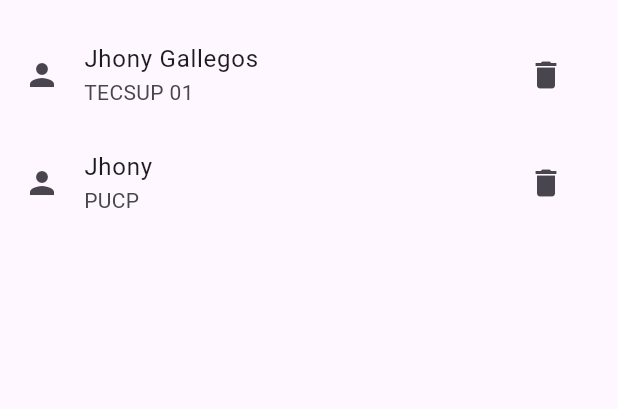
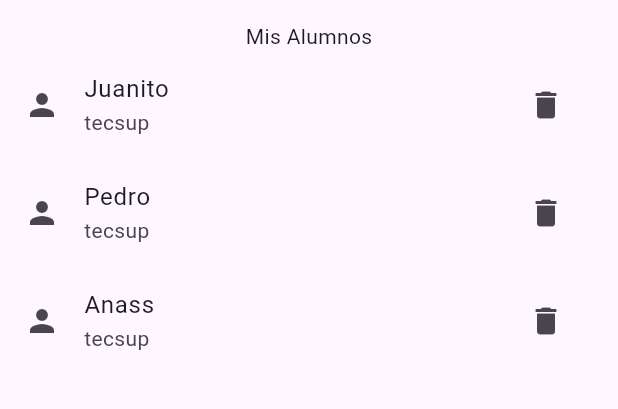
Before and after one commit to Klaux2020/matriculasappg8, a Flutter app: the screen it shows after launch, on a phone screen of 412 x 824 dp, the part 63-472 px from its top. Run offline on Flutter 3.47's test engine with Material 3 defaults, Android fonts, the phone set to English and light mode, and no system bars.

Commit message:
generate list tiles

```diff
--- /dev/null
+++ b/lib/models/carrera_model.dart
@@ -0,0 +1,6 @@
+class Carrera{
+  String titulo;
+  String duracion;
+
+  Carrera({required this.titulo, required this.duracion});
+}
--- a/lib/models/matricula_model.dart
+++ b/lib/models/matricula_model.dart
@@ -1,13 +1,15 @@
 import 'package:matriculasapp/models/alumno_model.dart';
+import 'package:matriculasapp/models/carrera_model.dart';
 
 class Matricula {
   Alumno alumno;
   String? fecha;
   String hora;
-
+  Carrera carrera;
   Matricula({
     required this.alumno,
     this.fecha,
     this.hora="10:00",
+    required this.carrera,
     });
 }
--- a/lib/pages/matricula_page.dart
+++ b/lib/pages/matricula_page.dart
@@ -1,10 +1,12 @@
 
 import 'package:flutter/material.dart';
+import 'package:matriculasapp/models/carrera_model.dart';
 import 'package:matriculasapp/models/matricula_model.dart';
 import 'package:matriculasapp/widgets/alumno_card.dart';
 import 'package:matriculasapp/models/alumno_model.dart';
 
 class MatriculaPage extends StatelessWidget {
+   List<Widget> tileList =[];
    Matricula newMatricula = Matricula(
     alumno : Alumno(
     "Pedro",
@@ -12,42 +14,40 @@ class MatriculaPage extends StatelessWidget {
     "102445395" ),
     fecha: "20/02/2024",
     hora:  "9:10",
+    carrera: Carrera(titulo: "Ingeniero de Sistemas", duracion: "5 años "),
     );
+   List<Alumno> alumnoList = [
+    Alumno("Juanito", "juan123@gmail.com", "15975389"),
+    Alumno("Pedro", "pedro123@gmail.com", "44444454"),
+    Alumno("Anass", "ana123@gmail.com", "40585245"),
+  ];
 
+   generateListTile(){
+    alumnoList.forEach((element) {
+      tileList.add(AlumnoCard(name: element.nombre, institution: "tecsup"));
+    });
+   }
 
   @override
   Widget build(BuildContext context) {
+    generateListTile();
     return Scaffold(
       appBar: AppBar(
         title: Text("Matriculas") ,
       ),
-      body: Column(
-        children: [
-          generateListTile("Jhony Gallegos", "TECSUP 01"),
-          AlumnoCard(
-            name: "Jhony",
-            institution: "PUCP"
-            ),
-        ],
-        ),
+      body: Center(
+        child: Column(
+          children: [Text("Mis Alumnos"),...tileList],
+
+              // [
+              // generateListTile("Jhony Gallegos", "TECSUP 01"),
+              // AlumnoCard(
+              //  name: "Jhony",
+              //  institution: "PUCP"
+              //  ),
+              // ],
+          ),
+      ),
     );
   }
 }
-
-
-
-//Instanciando como Funcion (Impacta en el Proceso pues es muy pesada)
-Widget generateListTile(String name,String institution) {
-  return ListTile(
-            leading: Icon(Icons.person),
-            title: Text(name),
-            subtitle: Text(institution),
-            trailing:  IconButton(
-               icon: Icon(Icons.delete),
-               onPressed: () {
-                 print("Holas");
-               },
-               )
-
-          );
-}
```
